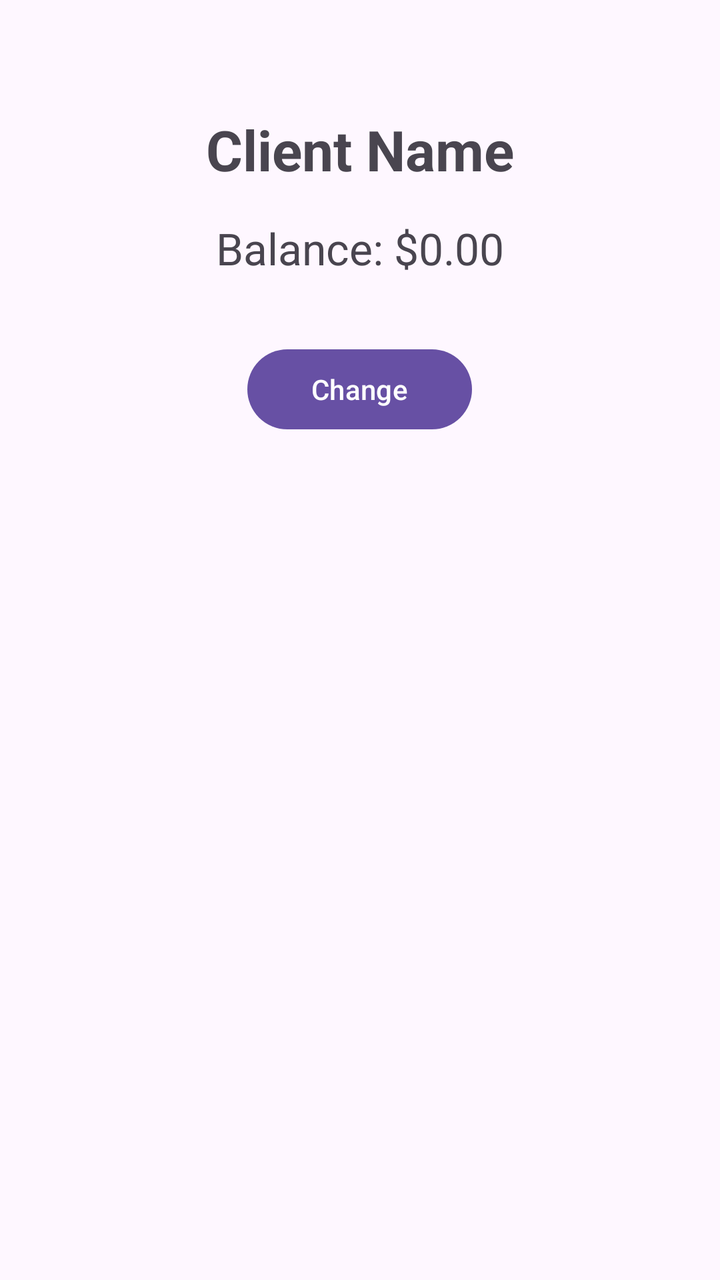
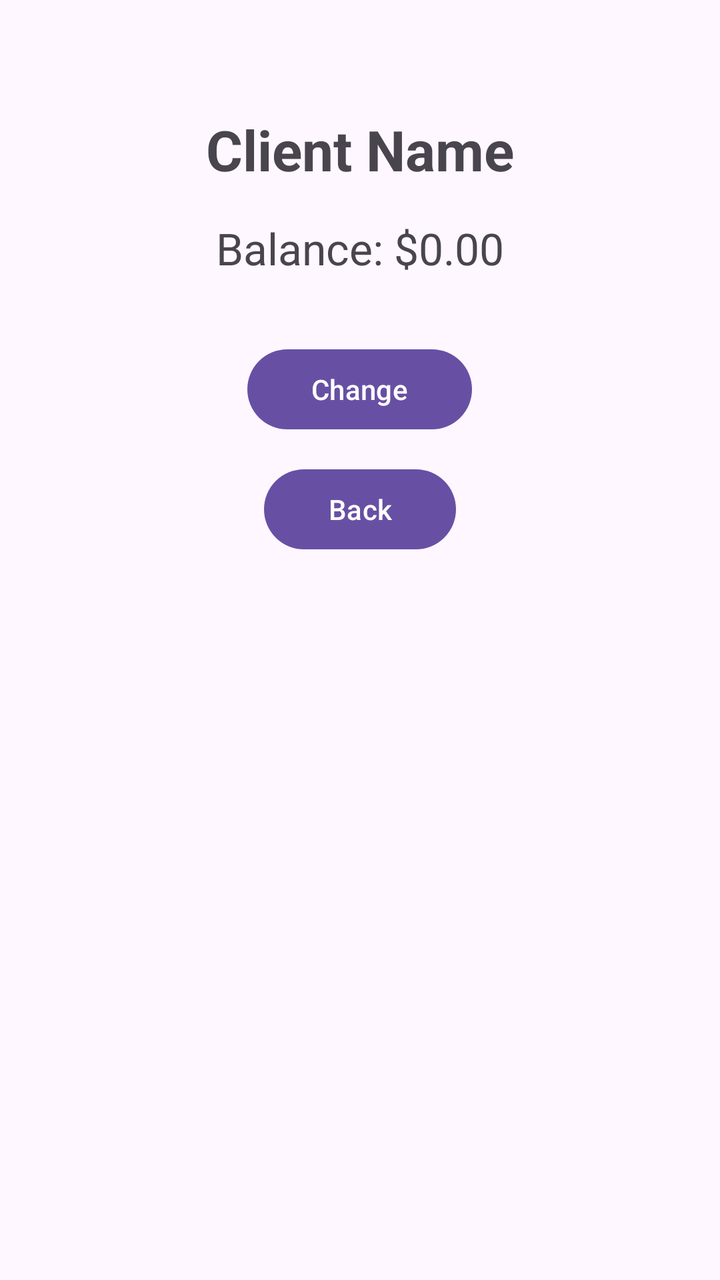

Two renders of the same Android screen: before a commit and after it. Below are the layout's source before the change and the commit's diff.
<!-- AndroidManifest.xml: application theme Theme.Authentication -->
<!-- res/layout/activity_client_details.xml -->
<?xml version="1.0" encoding="utf-8"?>
<LinearLayout xmlns:android="http://schemas.android.com/apk/res/android"
    android:id="@+id/main"
    android:layout_width="match_parent"
    android:layout_height="match_parent"
    android:orientation="vertical"
    android:gravity="center_horizontal"
    android:padding="24dp">

    <TextView
        android:id="@+id/tvDetailName"
        android:layout_width="wrap_content"
        android:layout_height="wrap_content"
        android:text="Client Name"
        android:textSize="28sp"
        android:textStyle="bold"
        android:layout_marginTop="32dp" />

    <TextView
        android:id="@+id/tvDetailBalance"
        android:layout_width="wrap_content"
        android:layout_height="wrap_content"
        android:text="Balance: $0.00"
        android:textSize="22sp"
        android:layout_marginTop="16dp" />

    <Button
        android:id="@+id/btnChange"
        android:layout_width="wrap_content"
        android:layout_height="wrap_content"
        android:text="Change"
        android:layout_marginTop="32dp"
        android:paddingHorizontal="32dp" />

</LinearLayout>
<!-- resources referenced by this layout -->
<resources>
  <style name="Theme.Authentication" parent="Base.Theme.Authentication" />
  <style name="Base.Theme.Authentication" parent="Theme.Material3.DayNight.NoActionBar">
          
          
      </style>
</resources>

<!-- the commit's change to res/layout/activity_client_details.xml (unified diff, before → after) -->
@@ -32,4 +32,12 @@
         android:layout_marginTop="32dp"
         android:paddingHorizontal="32dp" />
 
+    <Button
+        android:id="@+id/btnBackDetail"
+        android:layout_width="wrap_content"
+        android:layout_height="wrap_content"
+        android:text="Back"
+        android:layout_marginTop="12dp"
+        android:paddingHorizontal="32dp" />
+
 </LinearLayout>
